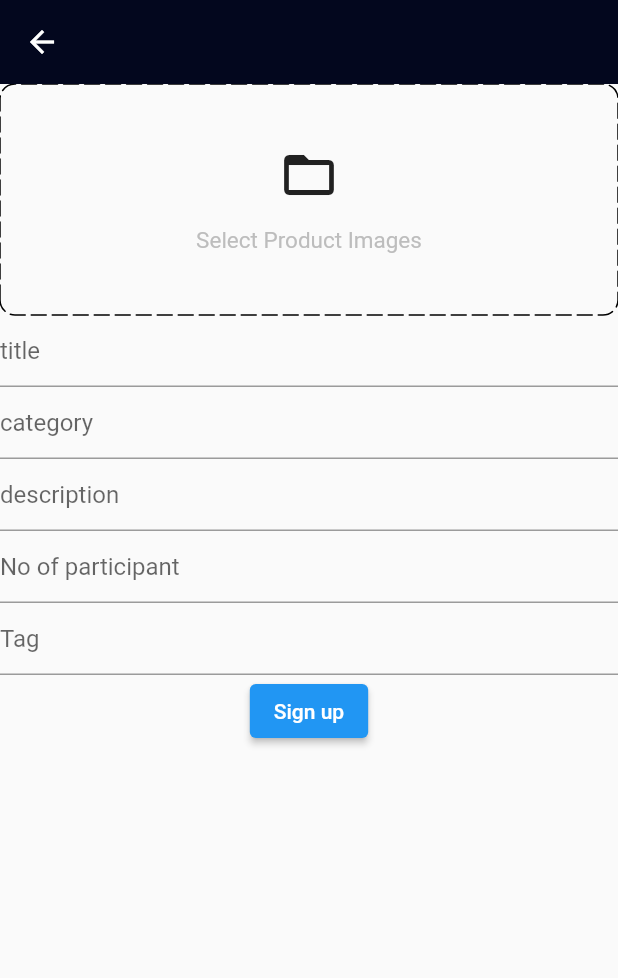
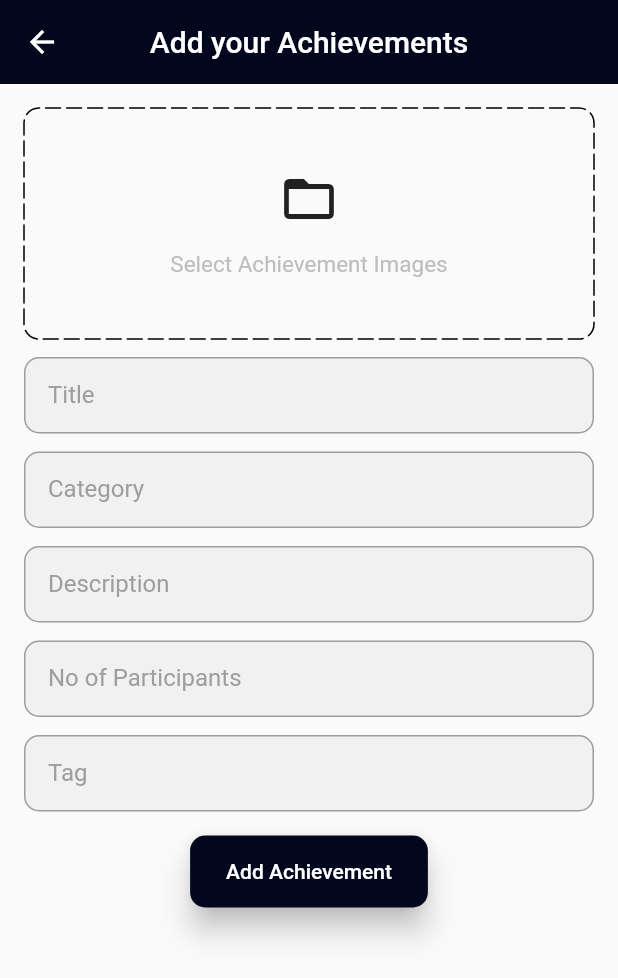
Before and after one commit to vansh132/technozia, a Flutter app: the AddAchievementScreen screen opened by its route, on a phone screen of 412 x 824 dp. Shown: the top 978 px of the screen. Run offline on Flutter 3.47's test engine with Material 2 defaults, Android fonts, the light colour scheme and no system bars; drawn by our look-alikes of dotted_border; our stand-ins replace carousel_slider, file_picker, shared_preferences; missing offline and left inert: cloudinary_public; accounts and stored records are empty.

Commit message:
add achievement screen ui finished

```diff
--- a/lib/screens/admin-screens/achievements/add_achievements_screen.dart
+++ b/lib/screens/admin-screens/achievements/add_achievements_screen.dart
@@ -3,6 +3,7 @@ import 'dart:io';
 import 'package:carousel_slider/carousel_slider.dart';
 import 'package:dotted_border/dotted_border.dart';
 import 'package:flutter/material.dart';
+import 'package:technozia/constants/global_variables.dart';
 import 'package:technozia/constants/utils.dart';
 import 'package:technozia/services/auth_services.dart';
 
@@ -45,7 +46,6 @@ class _AddAchievementScreenState extends State<AddAchievementScreen> {
       tag: _tag.text,
       images: images,
     );
-    print("added achievement..." + _noOfParticipants.text);
   }
 
   void selectImages() async {
@@ -58,8 +58,13 @@ class _AddAchievementScreenState extends State<AddAchievementScreen> {
   @override
   Widget build(BuildContext context) {
     return Scaffold(
-        appBar: AppBar(),
+        appBar: AppBar(
+          title: const Text("Add your Achievements"),
+          centerTitle: true,
+        ),
         body: SingleChildScrollView(
+          child: Container(
+            padding: const EdgeInsets.all(16),
             child: Form(
               key: _addAchievementFormKey,
               child: Column(
@@ -102,7 +107,7 @@ class _AddAchievementScreenState extends State<AddAchievementScreen> {
                                   ),
                                   const SizedBox(height: 15),
                                   Text(
-                                  'Select Product Images',
+                                    'Select Achievement Images',
                                     style: TextStyle(
                                       fontSize: 15,
                                       color: Colors.grey.shade400,
@@ -113,10 +118,30 @@ class _AddAchievementScreenState extends State<AddAchievementScreen> {
                             ),
                           ),
                         ),
+                  const SizedBox(
+                    height: 12,
+                  ),
                   TextFormField(
                     controller: _title,
-                  decoration: const InputDecoration(
-                    hintText: 'title',
+                    decoration: InputDecoration(
+                      labelText: 'Title',
+                      labelStyle: const TextStyle(
+                        color: Colors.grey,
+                        fontSize: 16.0,
+                      ),
+                      enabledBorder: OutlineInputBorder(
+                        borderSide: const BorderSide(color: Colors.grey),
+                        borderRadius: BorderRadius.circular(10.0),
+                      ),
+                      focusedBorder: OutlineInputBorder(
+                        borderSide:
+                            BorderSide(color: GlobalVariables.primaryColor),
+                        borderRadius: BorderRadius.circular(10.0),
+                      ),
+                      filled: true,
+                      fillColor: Colors.grey.withOpacity(0.1),
+                      contentPadding: const EdgeInsets.symmetric(
+                          vertical: 16.0, horizontal: 16.0),
                     ),
                     validator: (val) {
                       if (val == null || val.isEmpty) {
@@ -125,10 +150,30 @@ class _AddAchievementScreenState extends State<AddAchievementScreen> {
                       return null;
                     },
                   ),
+                  const SizedBox(
+                    height: 12,
+                  ),
                   TextFormField(
                     controller: _category,
-                  decoration: const InputDecoration(
-                    hintText: 'category',
+                    decoration: InputDecoration(
+                      labelText: 'Category',
+                      labelStyle: const TextStyle(
+                        color: Colors.grey,
+                        fontSize: 16.0,
+                      ),
+                      enabledBorder: OutlineInputBorder(
+                        borderSide: const BorderSide(color: Colors.grey),
+                        borderRadius: BorderRadius.circular(10.0),
+                      ),
+                      focusedBorder: OutlineInputBorder(
+                        borderSide:
+                            BorderSide(color: GlobalVariables.primaryColor),
+                        borderRadius: BorderRadius.circular(10.0),
+                      ),
+                      filled: true,
+                      fillColor: Colors.grey.withOpacity(0.1),
+                      contentPadding: const EdgeInsets.symmetric(
+                          vertical: 16.0, horizontal: 16.0),
                     ),
                     validator: (val) {
                       if (val == null || val.isEmpty) {
@@ -137,10 +182,30 @@ class _AddAchievementScreenState extends State<AddAchievementScreen> {
                       return null;
                     },
                   ),
+                  const SizedBox(
+                    height: 12,
+                  ),
                   TextFormField(
                     controller: _description,
-                  decoration: const InputDecoration(
-                    hintText: 'description',
+                    decoration: InputDecoration(
+                      labelText: 'Description',
+                      labelStyle: const TextStyle(
+                        color: Colors.grey,
+                        fontSize: 16.0,
+                      ),
+                      enabledBorder: OutlineInputBorder(
+                        borderSide: const BorderSide(color: Colors.grey),
+                        borderRadius: BorderRadius.circular(10.0),
+                      ),
+                      focusedBorder: OutlineInputBorder(
+                        borderSide:
+                            BorderSide(color: GlobalVariables.primaryColor),
+                        borderRadius: BorderRadius.circular(10.0),
+                      ),
+                      filled: true,
+                      fillColor: Colors.grey.withOpacity(0.1),
+                      contentPadding: const EdgeInsets.symmetric(
+                          vertical: 16.0, horizontal: 16.0),
                     ),
                     validator: (val) {
                       if (val == null || val.isEmpty) {
@@ -149,10 +214,30 @@ class _AddAchievementScreenState extends State<AddAchievementScreen> {
                       return null;
                     },
                   ),
+                  const SizedBox(
+                    height: 12,
+                  ),
                   TextFormField(
                     controller: _noOfParticipants,
-                  decoration: const InputDecoration(
-                    hintText: 'No of participant',
+                    decoration: InputDecoration(
+                      labelText: 'No of Participants',
+                      labelStyle: const TextStyle(
+                        color: Colors.grey,
+                        fontSize: 16.0,
+                      ),
+                      enabledBorder: OutlineInputBorder(
+                        borderSide: const BorderSide(color: Colors.grey),
+                        borderRadius: BorderRadius.circular(10.0),
+                      ),
+                      focusedBorder: OutlineInputBorder(
+                        borderSide:
+                            BorderSide(color: GlobalVariables.primaryColor),
+                        borderRadius: BorderRadius.circular(10.0),
+                      ),
+                      filled: true,
+                      fillColor: Colors.grey.withOpacity(0.1),
+                      contentPadding: const EdgeInsets.symmetric(
+                          vertical: 16.0, horizontal: 16.0),
                     ),
                     validator: (val) {
                       if (val == null || val.isEmpty) {
@@ -161,10 +246,30 @@ class _AddAchievementScreenState extends State<AddAchievementScreen> {
                       return null;
                     },
                   ),
+                  const SizedBox(
+                    height: 12,
+                  ),
                   TextFormField(
                     controller: _tag,
-                  decoration: const InputDecoration(
-                    hintText: 'Tag',
+                    decoration: InputDecoration(
+                      labelText: 'Tag',
+                      labelStyle: const TextStyle(
+                        color: Colors.grey,
+                        fontSize: 16.0,
+                      ),
+                      enabledBorder: OutlineInputBorder(
+                        borderSide: const BorderSide(color: Colors.grey),
+                        borderRadius: BorderRadius.circular(10.0),
+                      ),
+                      focusedBorder: OutlineInputBorder(
+                        borderSide:
+                            BorderSide(color: GlobalVariables.primaryColor),
+                        borderRadius: BorderRadius.circular(10.0),
+                      ),
+                      filled: true,
+                      fillColor: Colors.grey.withOpacity(0.1),
+                      contentPadding: const EdgeInsets.symmetric(
+                          vertical: 16.0, horizontal: 16.0),
                     ),
                     validator: (val) {
                       if (val == null || val.isEmpty) {
@@ -173,19 +278,35 @@ class _AddAchievementScreenState extends State<AddAchievementScreen> {
                       return null;
                     },
                   ),
+                  const SizedBox(
+                    height: 16,
+                  ),
                   ElevatedButton(
                     onPressed: () {
                       if (_addAchievementFormKey.currentState!.validate()) {
                         onSubmit();
                       }
                     },
+                    style: ElevatedButton.styleFrom(
+                      foregroundColor: Colors.white,
+                      backgroundColor:
+                          GlobalVariables.primaryColor, // Text color
+                      elevation: 8, // Elevation (shadow)
+                      shape: RoundedRectangleBorder(
+                        borderRadius:
+                            BorderRadius.circular(10.0), // Rounded corners
+                      ),
+                      padding: const EdgeInsets.symmetric(
+                          vertical: 16.0, horizontal: 24.0), // Button padding
+                    ),
                     child: const Text(
-                    "Sign up",
+                      "Add Achievement",
                     ),
                   ),
                 ],
               ),
             ),
+          ),
         ));
   }
 }
```
Lines whose indentation alone changed are shown as unchanged.
